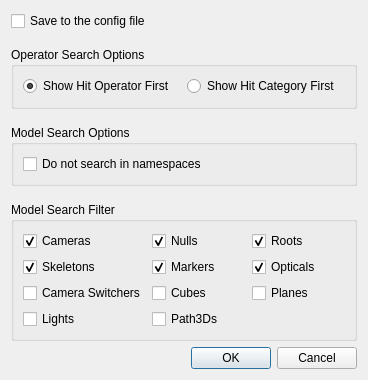
Above: src/PreferencesDialog/PreferencesDialog.ui from Ndgt/Relation-Constraint-Dialog before the change. Below: the same form after it.
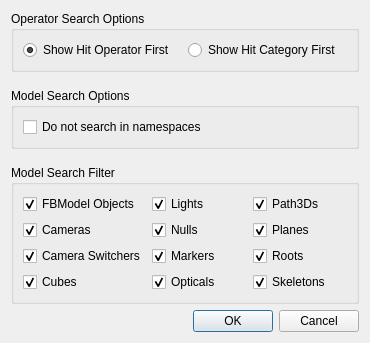
That is the form after the change.

Commit message: introduce QFlags for model search filtering

Patch:
```diff
--- a/src/PreferencesDialog/PreferencesDialog.ui
+++ b/src/PreferencesDialog/PreferencesDialog.ui
@@ -6,8 +6,8 @@
    <rect>
     <x>0</x>
     <y>0</y>
-    <width>368</width>
-    <height>380</height>
+    <width>370</width>
+    <height>340</height>
    </rect>
   </property>
   <property name="windowTitle">
@@ -17,29 +17,6 @@
    <bool>true</bool>
   </property>
   <layout class="QVBoxLayout" name="verticalLayout">
-   <item>
-    <widget class="QCheckBox" name="checkBoxConfigFile">
-     <property name="text">
-      <string>Save to the config file</string>
-     </property>
-    </widget>
-   </item>
-   <item>
-    <spacer name="verticalSpacer1">
-     <property name="orientation">
-      <enum>Qt::Vertical</enum>
-     </property>
-     <property name="sizeType">
-      <enum>QSizePolicy::Fixed</enum>
-     </property>
-     <property name="sizeHint" stdset="0">
-      <size>
-       <width>20</width>
-       <height>10</height>
-      </size>
-     </property>
-    </spacer>
-   </item>
    <item>
     <widget class="QGroupBox" name="groupBoxOperatorSearchOptions">
      <property name="title">
@@ -132,7 +109,27 @@
       <bool>true</bool>
      </property>
      <layout class="QGridLayout" name="gridLayout_3">
-      <item row="0" column="0">
+      <item row="1" column="0">
+       <widget class="QCheckBox" name="checkBoxFBModelObjetcs">
+        <property name="text">
+         <string>FBModel Objects</string>
+        </property>
+        <property name="checked">
+         <bool>true</bool>
+        </property>
+       </widget>
+      </item>
+      <item row="3" column="0">
+       <widget class="QCheckBox" name="checkBoxCameraSwitchers">
+        <property name="text">
+         <string>Camera Switchers</string>
+        </property>
+        <property name="checked">
+         <bool>true</bool>
+        </property>
+       </widget>
+      </item>
+      <item row="2" column="0">
        <widget class="QCheckBox" name="checkBoxCameras">
         <property name="text">
          <string>Cameras</string>
@@ -142,7 +139,17 @@
         </property>
        </widget>
       </item>
-      <item row="0" column="1">
+      <item row="4" column="0">
+       <widget class="QCheckBox" name="checkBoxCubes">
+        <property name="text">
+         <string>Cubes</string>
+        </property>
+        <property name="checked">
+         <bool>true</bool>
+        </property>
+       </widget>
+      </item>
+      <item row="2" column="1">
        <widget class="QCheckBox" name="checkBoxNulls">
         <property name="text">
          <string>Nulls</string>
@@ -152,37 +159,7 @@
         </property>
        </widget>
       </item>
-      <item row="4" column="0">
-       <widget class="QCheckBox" name="checkBoxLights">
-        <property name="text">
-         <string>Lights</string>
-        </property>
-        <property name="checked">
-         <bool>false</bool>
-        </property>
-       </widget>
-      </item>
-      <item row="0" column="2">
-       <widget class="QCheckBox" name="checkBoxRoots">
-        <property name="text">
-         <string>Roots</string>
-        </property>
-        <property name="checked">
-         <bool>true</bool>
-        </property>
-       </widget>
-      </item>
-      <item row="1" column="0">
-       <widget class="QCheckBox" name="checkBoxSkeletons">
-        <property name="text">
-         <string>Skeletons</string>
-        </property>
-        <property name="checked">
-         <bool>true</bool>
-        </property>
-       </widget>
-      </item>
-      <item row="1" column="1">
+      <item row="3" column="1">
        <widget class="QCheckBox" name="checkBoxMarkers">
         <property name="text">
          <string>Markers</string>
@@ -192,7 +169,17 @@
         </property>
        </widget>
       </item>
-      <item row="1" column="2">
+      <item row="1" column="1">
+       <widget class="QCheckBox" name="checkBoxLights">
+        <property name="text">
+         <string>Lights</string>
+        </property>
+        <property name="checked">
+         <bool>true</bool>
+        </property>
+       </widget>
+      </item>
+      <item row="4" column="1">
        <widget class="QCheckBox" name="checkBoxOpticals">
         <property name="text">
          <string>Opticals</string>
@@ -202,23 +189,13 @@
         </property>
        </widget>
       </item>
-      <item row="2" column="0">
-       <widget class="QCheckBox" name="checkBoxCameraSwitchers">
+      <item row="1" column="2">
+       <widget class="QCheckBox" name="checkBoxPath3Ds">
         <property name="text">
-         <string>Camera Switchers</string>
+         <string>Path3Ds</string>
         </property>
         <property name="checked">
-         <bool>false</bool>
-        </property>
-       </widget>
-      </item>
-      <item row="2" column="1">
-       <widget class="QCheckBox" name="checkBoxCubes">
-        <property name="text">
-         <string>Cubes</string>
-        </property>
-        <property name="checked">
-         <bool>false</bool>
+         <bool>true</bool>
         </property>
        </widget>
       </item>
@@ -228,17 +205,27 @@
          <string>Planes</string>
         </property>
         <property name="checked">
-         <bool>false</bool>
+         <bool>true</bool>
         </property>
        </widget>
       </item>
-      <item row="4" column="1">
-       <widget class="QCheckBox" name="checkBoxPath3Ds">
+      <item row="4" column="2">
+       <widget class="QCheckBox" name="checkBoxSkeletons">
         <property name="text">
-         <string>Path3Ds</string>
+         <string>Skeletons</string>
         </property>
         <property name="checked">
-         <bool>false</bool>
+         <bool>true</bool>
+        </property>
+       </widget>
+      </item>
+      <item row="3" column="2">
+       <widget class="QCheckBox" name="checkBoxRoots">
+        <property name="text">
+         <string>Roots</string>
+        </property>
+        <property name="checked">
+         <bool>true</bool>
         </property>
        </widget>
       </item>
```
The commit also changes 6 other files.
